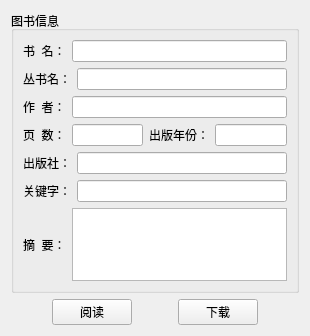
This is UI/UI_BookDetail.ui in mortersen/C35N as Qt 5 draws it before an edit. The edited form follows.
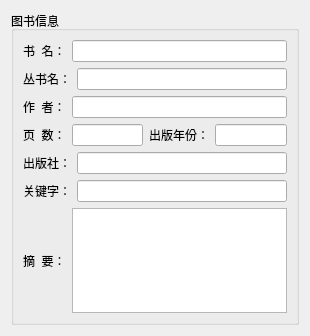
This is the edited form.

The edit to the form file:
```diff
--- a/UI/UI_BookDetail.ui
+++ b/UI/UI_BookDetail.ui
@@ -13,7 +13,7 @@
   <property name="windowTitle">
    <string>Form</string>
   </property>
-  <layout class="QVBoxLayout" name="verticalLayout" stretch="9,1">
+  <layout class="QVBoxLayout" name="verticalLayout" stretch="9">
    <item>
     <widget class="QGroupBox" name="groupBox">
      <property name="title">
@@ -131,63 +131,6 @@
      </layout>
     </widget>
    </item>
-   <item>
-    <layout class="QHBoxLayout" name="horizontalLayout">
-     <item>
-      <spacer name="horizontalSpacer_2">
-       <property name="orientation">
-        <enum>Qt::Horizontal</enum>
-       </property>
-       <property name="sizeHint" stdset="0">
-        <size>
-         <width>40</width>
-         <height>20</height>
-        </size>
-       </property>
-      </spacer>
-     </item>
-     <item>
-      <widget class="QPushButton" name="btn_ReadPdf">
-       <property name="text">
-        <string>阅读</string>
-       </property>
-      </widget>
-     </item>
-     <item>
-      <spacer name="horizontalSpacer">
-       <property name="orientation">
-        <enum>Qt::Horizontal</enum>
-       </property>
-       <property name="sizeHint" stdset="0">
-        <size>
-         <width>40</width>
-         <height>20</height>
-        </size>
-       </property>
-      </spacer>
-     </item>
-     <item>
-      <widget class="QPushButton" name="btn_Download">
-       <property name="text">
-        <string>下载</string>
-       </property>
-      </widget>
-     </item>
-     <item>
-      <spacer name="horizontalSpacer_3">
-       <property name="orientation">
-        <enum>Qt::Horizontal</enum>
-       </property>
-       <property name="sizeHint" stdset="0">
-        <size>
-         <width>40</width>
-         <height>20</height>
-        </size>
-       </property>
-      </spacer>
-     </item>
-    </layout>
-   </item>
   </layout>
  </widget>
  <resources/>
```
